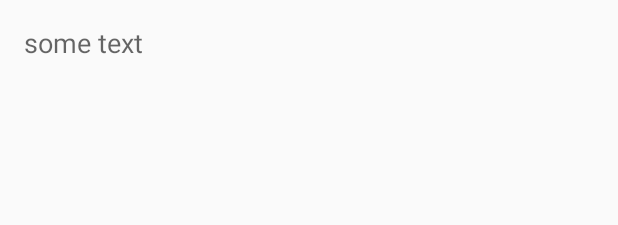
After one commit to DmitryKizama/workokokout, an Android app: the layout how_to_use.xml on its own in the app's theme, with its tools: preview values and no code run, on a phone screen of 412 x 824 dp. The commit adds this screen. Shown: the top 225 px of the screen. Run offline under Robolectric (Android 15) with nearby library versions, the phone set to English and light mode, and no system bars.

Commit message:
how to use 1

```diff
--- a/app/src/main/java/tony/workout/activity/DayActivity.java
+++ b/app/src/main/java/tony/workout/activity/DayActivity.java
@@ -1,6 +1,7 @@
 package tony.workout.activity;
 
 import android.graphics.Color;
+import android.graphics.drawable.ColorDrawable;
 import android.os.Build;
 import android.os.Bundle;
 import android.support.v4.app.ActionBarDrawerToggle;
--- a/app/src/main/java/tony/workout/activity/StartDialog.java
+++ b/app/src/main/java/tony/workout/activity/StartDialog.java
@@ -2,6 +2,7 @@ package tony.workout.activity;
 
 import android.app.Dialog;
 import android.content.Context;
+import android.graphics.drawable.ColorDrawable;
 import android.os.Bundle;
 import android.view.View;
 import android.view.ViewGroup;
@@ -34,7 +35,7 @@ public class StartDialog extends Dialog {
         super.onCreate(savedInstanceState);
 
 
-        getWindow().setBackgroundDrawableResource(android.R.color.transparent);
+        getWindow().setBackgroundDrawable(new ColorDrawable(android.graphics.Color.TRANSPARENT));
         getWindow().setSoftInputMode(WindowManager.LayoutParams.SOFT_INPUT_STATE_ALWAYS_HIDDEN);
         requestWindowFeature(Window.FEATURE_NO_TITLE);
         setContentView(R.layout.start_dialog);
--- a/app/src/main/res/layout/day_activity.xml
+++ b/app/src/main/res/layout/day_activity.xml
@@ -131,6 +131,8 @@
                 android:id="@+id/pager"
                 android:layout_width="match_parent"
                 android:layout_height="match_parent"
+                android:paddingRight="25dp"
+                android:paddingLeft="25dp"
                 android:layout_below="@+id/tabs"
                 android:background="@color/background_color">
 
--- /dev/null
+++ b/app/src/main/res/layout/how_to_use.xml
@@ -0,0 +1,14 @@
+<?xml version="1.0" encoding="utf-8"?>
+<ScrollView xmlns:android="http://schemas.android.com/apk/res/android"
+    android:id="@+id/content"
+    android:layout_width="match_parent"
+    android:layout_height="match_parent">
+
+    <TextView
+        style="?android:textAppearanceMedium"
+        android:layout_width="match_parent"
+        android:layout_height="wrap_content"
+        android:lineSpacingMultiplier="1.2"
+        android:padding="16dp"
+        android:text="some text" />
+</ScrollView>
```
